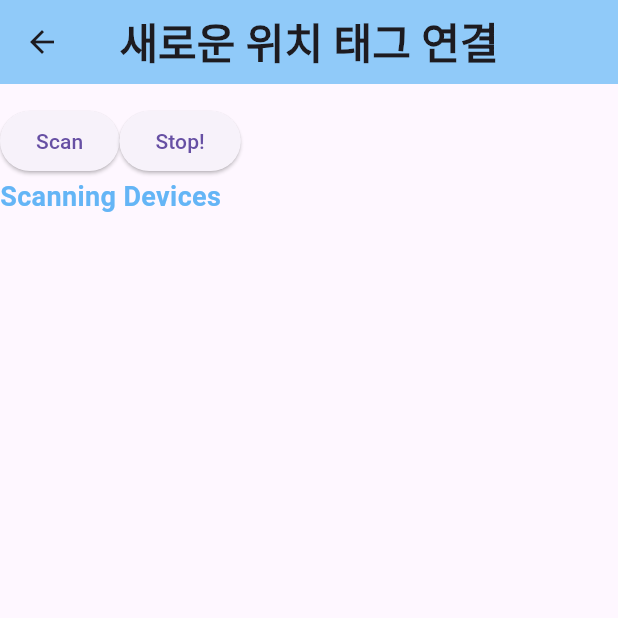
After one commit to YunJaeHoon/EmbeddedSystem_LocationTag, a Flutter app: the AddNewTag screen opened directly, after a tap on "Stop!", on a phone screen of 412 x 824 dp, the top half of it. The commit adds this screen. Run offline on Flutter 3.47's test engine with Material 3 defaults, Android fonts, the phone set to English and light mode, and no system bars; our stand-ins replace flutter_blue_plus, shared_preferences; missing offline and left inert: flutter_naver_map; accounts and stored records are empty.

Commit message:
FTR: 블루투스 연결 구현

```diff
--- a/lib/components/move_button.dart
+++ b/lib/components/move_button.dart
@@ -1,4 +1,5 @@
 import 'package:flutter/material.dart';
+import 'package:location_tag/screens/add_new_tag.dart';
 import 'package:location_tag/screens/home_screen.dart';
 import 'package:location_tag/screens/map_screen.dart';
 
@@ -29,6 +30,8 @@ class MoveButton extends StatelessWidget {
                   return HomeScreen(isLogin: isLogin);
                 case 'map':
                   return const MapScreen();
+                case 'add_new_tag':
+                  return const AddNewTag();
                 default:
                   return Container();
               }
--- /dev/null
+++ b/lib/screens/add_new_tag.dart
@@ -0,0 +1,254 @@
+import 'dart:convert';
+import 'dart:io';
+
+import 'package:flutter/material.dart';
+import 'package:http/http.dart' as http;
+import 'package:flutter_blue_plus/flutter_blue_plus.dart';
+import 'package:location_tag/components/custom_app_bar.dart';
+import 'package:location_tag/screens/home_screen.dart';
+import 'package:shared_preferences/shared_preferences.dart';
+
+class AddNewTag extends StatefulWidget {
+  const AddNewTag({super.key});
+
+  @override
+  State<AddNewTag> createState() => _AddNewTagState();
+}
+
+class _AddNewTagState extends State<AddNewTag> {
+
+  bool isScanning = false;
+  List<ScanResult> scanResults = [];
+
+  @override
+  void initState() {
+    super.initState();
+    requestPermission();
+  }
+
+  void requestPermission() async {
+    if (Platform.isAndroid) {
+      await FlutterBluePlus.turnOn();
+    }
+
+    if (await FlutterBluePlus.isSupported == false) {
+      print("Bluetooth not supported by this device");
+    }
+
+    FlutterBluePlus.adapterState.listen((BluetoothAdapterState state) {
+      print(state);
+      if (state == BluetoothAdapterState.on) {
+        startScan();
+      } else {
+        print("error!!!!!!!");
+      }
+    });
+  }
+
+  void startScan() async {
+
+    print('try connection');
+
+    setState(() {
+      isScanning = true;
+    });
+
+    await FlutterBluePlus.startScan(
+      timeout: const Duration(seconds: 15));
+
+    FlutterBluePlus.scanResults.listen((results) {
+
+      if (results.isNotEmpty) {
+          ScanResult r = results.last; // the most recently found device
+          print('${r.device.remoteId}: "${r.advertisementData.advName}" found!');
+
+          setState(() {
+            scanResults = results;
+          });
+      }
+      else
+      {
+        print('nothing...');
+      }
+
+    });
+
+  }
+
+  Future<void> stopScan() async {
+
+    setState(() {
+      isScanning = false;
+    });
+
+    print('scanResults : $scanResults');
+
+    await FlutterBluePlus.stopScan();
+  }
+
+  @override
+  Widget build(BuildContext context) {
+    return Scaffold(
+
+      appBar: const PreferredSize(
+        preferredSize: Size.fromHeight(70),
+        child: CustomAppBar(screenTitle: '새로운 위치 태그 연결'),
+      ),
+
+      body: scanningDevices(),
+    );
+  }
+
+  Widget scanningDevices() {
+    return Column(
+      children: [
+        Row(
+          children: [
+            ElevatedButton(
+              onPressed: isScanning ? null : startScan,
+              child: Text(isScanning ? 'Scanning...' : 'Scan'),
+            ),
+            ElevatedButton(
+              onPressed: stopScan,
+              child: const Text('Stop!'),
+            ),
+          ],
+        ),
+        Container(
+          alignment: Alignment.centerLeft,
+          child: Text(
+            'Scanning Devices',
+            style: TextStyle(
+                color: Colors.blue[300], fontSize: 18, fontWeight: FontWeight.w700),
+          ),
+        ),
+        const SizedBox(height: 10),
+        Expanded(
+          child: ListView.builder(
+
+            itemCount: scanResults.length,
+            itemBuilder: (BuildContext context, int index) {
+
+              var scanResult = scanResults[index];
+
+              return Container(
+                margin: const EdgeInsets.symmetric(
+                    horizontal: 5.0, vertical: 5.0),
+                height: 100,
+                decoration: BoxDecoration(
+                  borderRadius: BorderRadius.circular(20),
+                  color: Colors.grey[200],
+                ),
+                child: Row(
+                  mainAxisAlignment: MainAxisAlignment.center,
+                  children: [
+                    const Icon(Icons.bluetooth),
+                    const SizedBox(width: 8),
+                    Column(
+                      crossAxisAlignment: CrossAxisAlignment.center,
+                      mainAxisAlignment: MainAxisAlignment.center,
+                      children: [
+                        Text(
+                          scanResult.device.advName.toString(),
+                          style: const TextStyle(
+                            fontSize: 14,
+                            fontWeight: FontWeight.bold,
+                          ),
+                        ),
+                        const SizedBox(height: 4),
+                        Text(
+                          'ID : [${scanResult.device.remoteId.toString()}]',
+                          style: const TextStyle(
+                            fontSize: 10,
+                          ),
+                        ),
+                      ],
+                    ),
+                    const SizedBox(
+                      width: 20,
+                    ),
+                    ElevatedButton(
+                      style: ButtonStyle(
+                        backgroundColor: WidgetStateProperty.all(
+                            Colors.lightBlue[50]),
+                        foregroundColor:
+                            WidgetStateProperty.all(Colors.black)),
+
+                      onPressed: () async {
+
+                        scanResult.device.connect();
+
+                        String url = 'http://172.207.208.62/v1/trackers/serial-number';
+                        var request = Uri.parse(url);
+
+                        var prefs = await SharedPreferences.getInstance();
+                        var jwt = prefs.getString('jwt');
+
+                        var response = await http.get(
+                          request,
+                          headers: {
+                            'Content-Type': 'application/json',
+                            'Accept': 'application/json',
+                            'Authorization': 'Bearer $jwt',
+                          }
+                        );
+
+                        if(response.statusCode == 200)
+                        {
+                          var responseBody = jsonDecode(response.body) as Map<String, dynamic>;
+                          var serialNumber = responseBody['serialNumber'];
+
+                          print(serialNumber);
+
+                          /*LocationPermission permission = await Geolocator.checkPermission();
+                          if (permission == LocationPermission.denied) {
+                            permission = await Geolocator.requestPermission();
+                            if (permission == LocationPermission.denied) {
+                              return Future.error('permissions are denied');
+                            }
+                          }
+
+                          Position position = await Geolocator.getCurrentPosition();*/
+
+                          final data = {"serialNumber": serialNumber ,"name": "test", "location": "test"};
+
+                          url = 'http://172.207.208.62/v1/trackers';
+                          request = Uri.parse(url);
+                          response = await http.post(
+                            request,
+                            headers: {
+                              'Content-Type': 'application/json',
+                              'Accept': 'application/json',
+                              'Authorization': 'Bearer $jwt',
+                            },
+                            body: jsonEncode(data)
+                          );
+
+                          if(response.statusCode == 201)
+                          {
+                            if(context.mounted)
+                            {
+                              Navigator.pushReplacement(
+                                context,
+                                PageRouteBuilder(
+                                  pageBuilder: (context, animation, secondaryAnimation) {
+                                    return const HomeScreen(isLogin: true);
+                                  },
+                                ),
+                              );
+                            }
+                          }
+                        }
+                      },
+                      child: const Text('Connect'),
+                    ),
+                  ],
+                ),
+              );
+            },
+          ),
+        ),
+      ],
+    );
+  }
+}
--- a/lib/screens/home_screen.dart
+++ b/lib/screens/home_screen.dart
@@ -66,7 +66,11 @@ class HomeScreen extends StatelessWidget {
 
               const SizedBox(height: 10),
 
-              MoveButton(screen: 'map', description: '지도', isLogin: isLogin)
+              isLogin ? MoveButton(screen: 'add_new_tag', description: '새로운 위치 태그 추가', isLogin: isLogin) : Container(),
+
+              const SizedBox(height: 10),
+
+              isLogin ? MoveButton(screen: 'map', description: '지도', isLogin: isLogin) : Container(),
 
             ],
           ),
```
Also changed, not shown: 3 other files.
